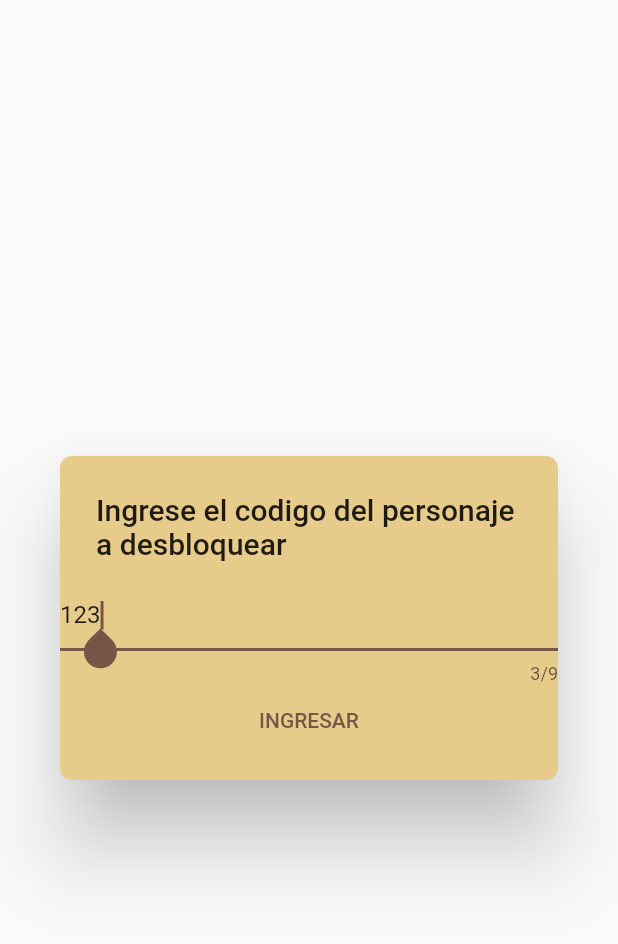
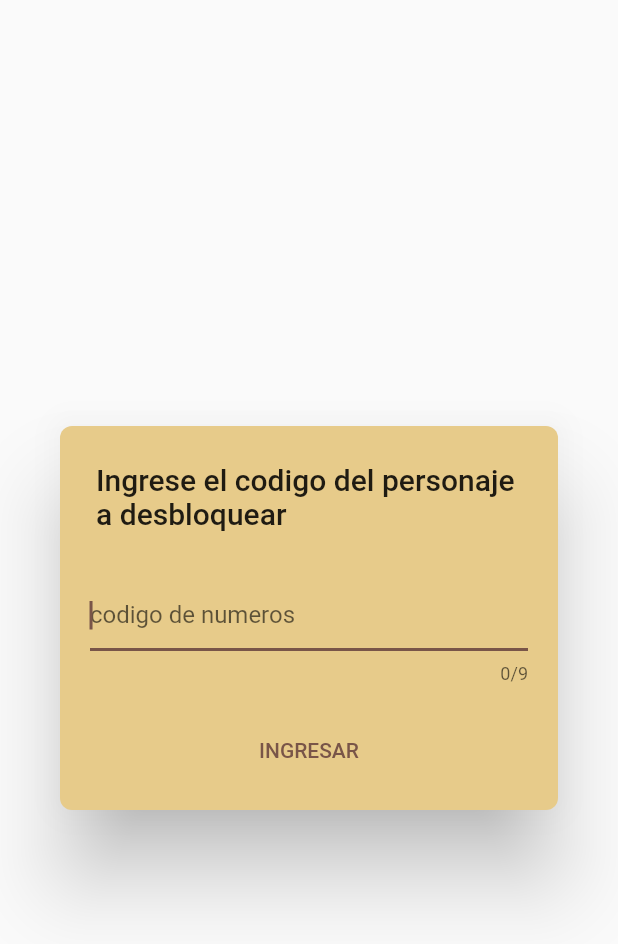
Before and after one commit to Juuunnn/hp_cartas, a Flutter app: the InputCodeForm widget shown alone on an empty page, opened directly with empty values, on a phone screen of 412 x 824 dp. Shown: the top 944 px of the screen. Run offline on Flutter 3.47's test engine with Material 2 defaults, Android fonts, the phone set to English and light mode, and no system bars; our stand-ins replace bloc, cached_network_image, equatable, flutter_bloc, flutter_styled_toast, fpdart and 2 more; missing offline and left inert: dart:ffi; network calls fail.

Commit message:
detalles del estilo de la aplicacoin

```diff
--- a/lib/feature/characterCard/view/character_obtainer_view.dart
+++ b/lib/feature/characterCard/view/character_obtainer_view.dart
@@ -44,7 +44,6 @@ class _InputCodeFormState extends State<InputCodeForm> {
   void initState() {
     super.initState();
     _controller = TextEditingController();
-    _controller.text = '123';
   }
 
   @override
@@ -73,7 +72,11 @@ class _InputCodeFormState extends State<InputCodeForm> {
           Column(
             mainAxisAlignment: MainAxisAlignment.center,
             children: [
-              TextField(
+              Padding(
+                padding: const EdgeInsets.all(20.0),
+                child: TextField(
+                  decoration:
+                      const InputDecoration(hintText: 'codigo de numeros'),
                   maxLength: 9,
                   autofocus: true,
                   keyboardType: TextInputType.number,
@@ -81,6 +84,7 @@ class _InputCodeFormState extends State<InputCodeForm> {
                   onSubmitted: (value) {
                     submitedCode(value, context);
                   },
+                ),
               ),
               TextButton(
                 onPressed: () {
--- a/lib/main.dart
+++ b/lib/main.dart
@@ -34,13 +34,14 @@ class MyApp extends StatelessWidget {
           spellRepo: SpellRepoTest(),
           dataProvider: ApiDataProviderReal(apiUrl)),
       child: MaterialApp(
-        title: 'Flutter Demo',
+        debugShowCheckedModeBanner: false,
+        title: 'harry potter card collector',
         theme: ThemeData(
           primarySwatch: Colors.brown,
         ),
         home: Scaffold(
           appBar: AppBar(
-            title: const Text('Flutter Demo Home Page'),
+            title: const Text('My Cards'),
           ),
           body: const Pantalla(),
         ),
```
Lines whose indentation alone changed are shown as unchanged.
